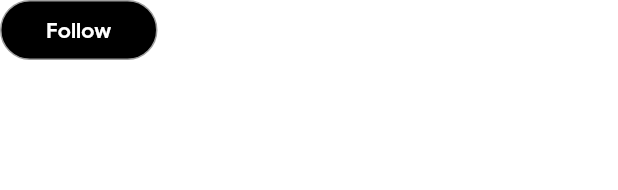
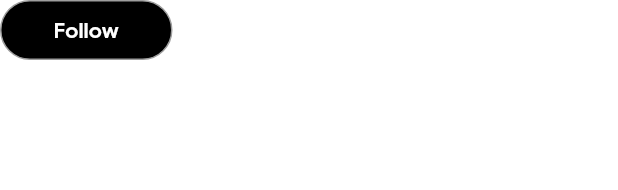
Before and after one commit to 3oraby/twitter_app, a Flutter app: the CustomToggleFollowButton widget shown alone on an empty page, opened directly with empty values, after a tap on "Follow", on a phone screen of 412 x 824 dp. Shown: the top 190 px of the screen. Run offline on Flutter 3.47's test engine with Material 3 defaults, Android fonts, the phone set to English and light mode, and no system bars; our stand-ins replace cloud_firestore, dartz, device_preview, easy_localization, firebase_auth, firebase_core and 10 more; accounts and stored records are empty.

Commit message:
use follow back description

```diff
--- a/lib/core/widgets/custom_toggle_follow_button.dart
+++ b/lib/core/widgets/custom_toggle_follow_button.dart
@@ -17,11 +17,13 @@
     required this.followedId,
     required this.followingId,
     this.isActive = false,
+    this.useFollowBack = false,
   });
 
   final String followedId;
   final String followingId;
   final bool isActive;
+  final bool useFollowBack;
 
   @override
   Widget build(BuildContext context) {
@@ -33,6 +35,7 @@
         followedId: followedId,
         followingId: followingId,
         isActive: isActive,
+        useFollowBack: useFollowBack,
       ),
     );
   }
@@ -44,11 +47,13 @@
     required this.followedId,
     required this.followingId,
     required this.isActive,
+    required this.useFollowBack,
   });
 
   final String followedId;
   final String followingId;
   final bool isActive;
+  final bool useFollowBack;
 
   @override
   State<CustomToggleFollowButtonBlocConsumerBody> createState() =>
@@ -58,22 +63,25 @@
 class _CustomToggleFollowButtonBlocConsumerBodyState
     extends State<CustomToggleFollowButtonBlocConsumerBody> {
   late bool isActive;
+  late bool isFollowBack;
 
   @override
   void initState() {
     super.initState();
     isActive = widget.isActive;
+    isFollowBack = widget.useFollowBack;
   }
 
   _toggleFollow() async {
     BlocProvider.of<ToggleFollowRelationShipCubit>(context)
         .toggleFollowRelationShip(
-            data: FollowingRelationshipModel(
-              followedId: widget.followedId,
-              followingId: widget.followingId,
-              followedAt: Timestamp.now(),
-            ).toJson(),
-            isMakingFollowRelation: !isActive);
+      data: FollowingRelationshipModel(
+        followedId: widget.followedId,
+        followingId: widget.followingId,
+        followedAt: Timestamp.now(),
+      ).toJson(),
+      isMakingFollowRelation: !isActive,
+    );
     setState(() {
       isActive = !isActive;
     });
@@ -93,7 +101,7 @@
       },
       builder: (context, state) {
         return CustomContainerButton(
-          width: 105,
+          width: 115,
           height: 40,
           internalVerticalPadding: 0,
           internalHorizontalPadding: 0,
@@ -108,7 +116,11 @@
               fit: BoxFit.scaleDown,
               alignment: Alignment.center,
               child: Text(
-                isActive ? context.tr("Following") : context.tr("Follow"),
+                isActive
+                    ? context.tr("Following")
+                    : isFollowBack
+                        ? "Follow back"
+                        : context.tr("Follow"),
                 style: AppTextStyles.uberMoveBold14.copyWith(
                   color: isActive ? Colors.black : Colors.white,
                 ),
--- a/lib/features/follow_relationships/presentation/widgets/user_info_card.dart
+++ b/lib/features/follow_relationships/presentation/widgets/user_info_card.dart
@@ -81,6 +81,7 @@
               followedId: user.userId,
               followingId: currentUserId,
               isActive: isActiveFollowButton,
+              useFollowBack: showFollowsYouLabel,
             ),
           ),
           if (user.bio != null)
```
